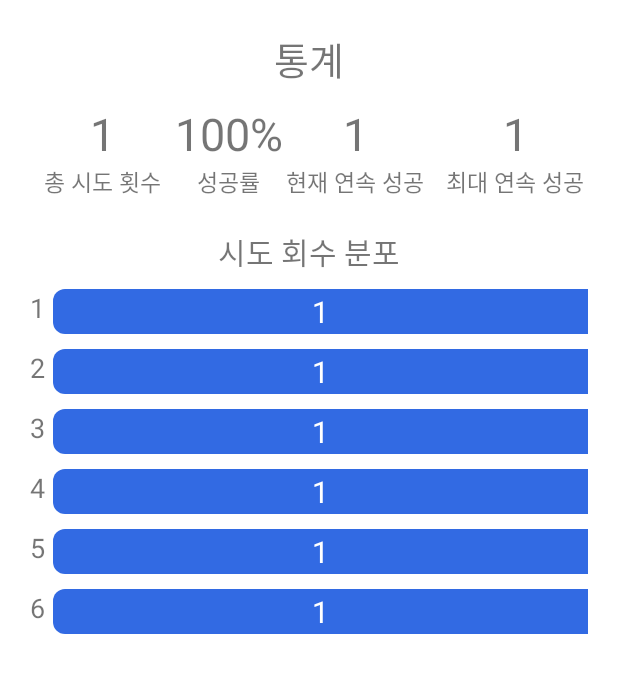
After one commit to nagosoo/WORDLE, an Android app: the layout dialog_statistics.xml on its own in the app's theme, with its tools: preview values and no code run, on a phone screen of 412 x 824 dp. The commit adds this screen. Shown: the top 673 px of the screen. Run offline under Robolectric (Android 15) with nearby library versions, the phone set to English and light mode, and no system bars.

Commit message:
통계 다이어로그 70% 완

```diff
--- a/app/build.gradle
+++ b/app/build.gradle
@@ -44,4 +44,7 @@ dependencies {
     testImplementation 'junit:junit:4.13.2'
     androidTestImplementation 'androidx.test.ext:junit:1.1.3'
     androidTestImplementation 'androidx.test.espresso:espresso-core:3.4.0'
+
+    //splitties
+    implementation("com.louiscad.splitties:splitties-dimensions:3.0.0")
 }
--- /dev/null
+++ b/app/src/main/java/com/example/wordle/DialogStatistics.kt
@@ -0,0 +1,80 @@
+package com.example.wordle
+
+import android.content.Context
+import android.content.SharedPreferences
+import android.view.LayoutInflater
+import androidx.appcompat.app.AlertDialog
+import com.example.wordle.databinding.DialogStatisticsBinding
+import splitties.dimensions.dip
+
+class DialogStatistics(context: Context, val sp: SharedPreferences) : AlertDialog(context) {
+    private val inflater = LayoutInflater.from(context)
+    private val binding = DialogStatisticsBinding.inflate(inflater)
+    var matchParentWidth = 0
+
+    init {
+        setView(binding.root)
+
+        binding.viewOne.post {
+            matchParentWidth = binding.viewOne.width //height is ready
+            setData()
+        }
+    }
+
+    private fun setData() {
+        val totalTry = sp.getInt("totalTry", 0)
+
+        binding.tvTotalTry.text = totalTry.toString()
+        binding.tvPercentage.text = "${(getSuccessNumSum() / totalTry * 100)}%"
+
+        binding.tvOne.text = getSuccessNumAt(1).toString()
+        binding.tvTwo.text = getSuccessNumAt(2).toString()
+        binding.tvThree.text = getSuccessNumAt(3).toString()
+        binding.tvFour.text = getSuccessNumAt(4).toString()
+        binding.tvFive.text = getSuccessNumAt(5).toString()
+        binding.tvSix.text = getSuccessNumAt(6).toString()
+
+        val maxMap = getMaxSuccess()
+        val maxValue = maxMap.values.map { it }[0]
+        binding.viewOne.layoutParams.width =
+            context.dip(matchParentWidth * getSuccessNumAt(1) / maxValue)
+        binding.viewTwo.layoutParams.width =
+            context.dip(matchParentWidth * getSuccessNumAt(2) / maxValue)
+        binding.viewThree.layoutParams.width =
+            context.dip(matchParentWidth * getSuccessNumAt(3) / maxValue)
+        binding.viewFour.layoutParams.width =
+            context.dip(matchParentWidth * getSuccessNumAt(4) / maxValue)
+        binding.viewFive.layoutParams.width =
+            context.dip(matchParentWidth * getSuccessNumAt(5) / maxValue)
+        binding.viewSix.layoutParams.width =
+            context.dip(matchParentWidth * getSuccessNumAt(6) / maxValue)
+    }
+
+    private fun getSuccessNumSum(): Int {
+        var totalSuccessNum = 0
+        for (i in 1..6) {
+            totalSuccessNum += sp.getInt("successAt$i", 0)
+        }
+        return totalSuccessNum
+    }
+
+    private fun getSuccessNumAt(trial: Int): Int {
+        return sp.getInt("successAt$trial", 0)
+    }
+
+    private fun getMaxSuccess(): Map<Int, Int> {
+        val list = mutableListOf<Int>()
+        for (i in 1..6) {
+            list.add(sp.getInt("successAt$i", 0))
+        }
+        val max = list.maxOf { it }
+        return mapOf(list.indexOf(max) + 1 to max)
+    }
+
+    class Builder(private val context: Context, private val sp: SharedPreferences) {
+        fun build(): DialogStatistics {
+            return DialogStatistics(context, sp)
+        }
+    }
+
+}
--- a/app/src/main/java/com/example/wordle/MainActivity.kt
+++ b/app/src/main/java/com/example/wordle/MainActivity.kt
@@ -1,5 +1,6 @@
 package com.example.wordle
 
+import android.content.Context
 import android.os.Build
 import android.os.Bundle
 import android.view.View
@@ -15,6 +16,7 @@ import com.example.wordle.databinding.ActivityMainBinding
 
 class MainActivity : AppCompatActivity(), View.OnClickListener {
     private var order = 0
+    private val sp by lazy { this?.getPreferences(Context.MODE_PRIVATE) }
     private lateinit var binding: ActivityMainBinding
     private var isLastLetter = false
     private val orange by lazy { ContextCompat.getColor(this, R.color.semi_correct_orange) }
@@ -33,9 +35,9 @@ class MainActivity : AppCompatActivity(), View.OnClickListener {
 
     private fun hideBottomNav() {
         if (Build.VERSION.SDK_INT < 30) {
-            val UI_OPTIONS =
+            val uiOptions =
                 View.SYSTEM_UI_FLAG_HIDE_NAVIGATION or View.SYSTEM_UI_FLAG_FULLSCREEN or View.SYSTEM_UI_FLAG_LAYOUT_STABLE or View.SYSTEM_UI_FLAG_IMMERSIVE_STICKY or View.SYSTEM_UI_FLAG_LAYOUT_HIDE_NAVIGATION
-            window.decorView.systemUiVisibility = UI_OPTIONS
+            window.decorView.systemUiVisibility = uiOptions
         } else {
             window.decorView.windowInsetsController!!.hide(WindowInsets.Type.statusBars())
         }
@@ -52,7 +54,6 @@ class MainActivity : AppCompatActivity(), View.OnClickListener {
 
         binding.keyboard.delete.setOnClickListener {
             if (isLastLetter || order % 5 != 0) {
-//                if (order % 5 == 0) isLastLetter = false
                 if (isLastLetter) isLastLetter = false
                 order -= 1
                 (binding.gridLayout.gridLayout[order] as TextView).text = ""
@@ -86,6 +87,9 @@ class MainActivity : AppCompatActivity(), View.OnClickListener {
                 binding.gridLayout.gridLayout[order - i].setBackgroundColor(green)
             }
             Toast.makeText(this, "다맞음", Toast.LENGTH_SHORT).show()
+
+            setPreference(order / 5)
+            showStatisticsDialog()
             return
         }
         checkSemiCorrect(answerArray)
@@ -124,4 +128,34 @@ class MainActivity : AppCompatActivity(), View.OnClickListener {
         keyboard.setBackgroundColor(color)
     }
 
+    private fun showStatisticsDialog() {
+       DialogStatistics.Builder(this, sp).build().show()
+    }
+
+    private fun setPreference(successAtRow: Int) {
+        val totalTry = sp.getInt("totalTry", 0)
+        val key = "successAt$successAtRow"
+        val successAtRowNum = sp.getInt(key, 0)
+        val totalSuccessNum = getTotalSuccessNum() + 1
+        with(sp.edit()) {
+            //총시도
+            this.putInt("totalTry", totalTry + 1)
+            //성공률 - 그냥 내림시킴
+            this.putInt("successPercentage", totalSuccessNum / (totalTry + 1) * 100)
+            //연속
+            //연속
+            //몇번째에?
+            this.putInt("successAt$successAtRow", successAtRowNum + 1)
+            apply()
+        }
+    }
+
+    private fun getTotalSuccessNum(): Int {
+        var totalSuccessNum = 0
+        for (i in 1..6) {
+            totalSuccessNum += sp.getInt("successAt$i", 0)
+        }
+        return totalSuccessNum
+    }
+
 }
--- /dev/null
+++ b/app/src/main/res/drawable/bg_statistics.xml
@@ -0,0 +1,10 @@
+<?xml version="1.0" encoding="utf-8"?>
+<shape xmlns:android="http://schemas.android.com/apk/res/android"
+    android:shape="rectangle">
+
+    <solid android:color="@color/blue" />
+    <corners
+        android:bottomLeftRadius="8dp"
+        android:topLeftRadius="8dp" />
+
+</shape>
--- a/app/src/main/res/layout/activity_main.xml
+++ b/app/src/main/res/layout/activity_main.xml
@@ -10,13 +10,14 @@
     android:clipChildren="false"
     android:paddingStart="10dp"
     android:paddingEnd="10dp"
-    android:paddingBottom="10dp">
+    android:paddingBottom="20dp">
 
     <include
         android:id="@+id/gridLayout"
         layout="@layout/grid_layout" />
 
     <Space
+        android:id="@+id/test"
         android:layout_weight="1"
         android:layout_height="0dp"
         android:layout_width="match_parent"/>
--- /dev/null
+++ b/app/src/main/res/layout/dialog_statistics.xml
@@ -0,0 +1,348 @@
+<?xml version="1.0" encoding="utf-8"?>
+<androidx.appcompat.widget.LinearLayoutCompat xmlns:android="http://schemas.android.com/apk/res/android"
+    xmlns:tools="http://schemas.android.com/tools"
+    android:layout_width="match_parent"
+    android:layout_height="wrap_content"
+    android:clipChildren="false"
+    android:clipToPadding="false"
+    android:orientation="vertical"
+    android:padding="20dp">
+
+    <androidx.appcompat.widget.AppCompatTextView
+        android:layout_width="wrap_content"
+        android:layout_height="wrap_content"
+        android:layout_gravity="center"
+        android:layout_marginBottom="10dp"
+        android:text="통계"
+        android:textSize="25sp" />
+
+
+    <androidx.appcompat.widget.LinearLayoutCompat
+        android:layout_width="match_parent"
+        android:layout_height="wrap_content"
+        android:layout_gravity="center"
+        android:orientation="horizontal">
+
+        <androidx.appcompat.widget.LinearLayoutCompat
+            android:layout_width="0dp"
+            android:layout_height="wrap_content"
+            android:layout_weight="1"
+            android:orientation="vertical">
+
+            <androidx.appcompat.widget.AppCompatTextView
+                android:id="@+id/tvTotalTry"
+                android:layout_width="wrap_content"
+                android:layout_height="wrap_content"
+                android:layout_gravity="center"
+                android:textSize="30sp"
+                tools:text="1" />
+
+            <androidx.appcompat.widget.AppCompatTextView
+                android:layout_width="wrap_content"
+                android:layout_height="wrap_content"
+                android:layout_gravity="center"
+                android:gravity="center"
+                android:text="총 시도 횟수"
+                android:textSize="15sp" />
+
+        </androidx.appcompat.widget.LinearLayoutCompat>
+
+
+        <androidx.appcompat.widget.LinearLayoutCompat
+            android:layout_width="wrap_content"
+            android:layout_height="wrap_content"
+            android:orientation="vertical">
+
+            <androidx.appcompat.widget.AppCompatTextView
+                android:id="@+id/tvPercentage"
+                android:layout_width="wrap_content"
+                android:layout_height="wrap_content"
+                android:layout_gravity="center"
+                android:textSize="30sp"
+                tools:text="100%" />
+
+            <androidx.appcompat.widget.AppCompatTextView
+                android:layout_width="wrap_content"
+                android:layout_height="wrap_content"
+                android:layout_gravity="center"
+                android:text="성공률"
+                android:textSize="15sp" />
+
+        </androidx.appcompat.widget.LinearLayoutCompat>
+
+
+        <androidx.appcompat.widget.LinearLayoutCompat
+            android:layout_width="0dp"
+            android:layout_height="wrap_content"
+            android:layout_marginEnd="10dp"
+            android:layout_weight="1"
+            android:orientation="vertical">
+
+            <androidx.appcompat.widget.AppCompatTextView
+                android:layout_width="wrap_content"
+                android:layout_height="wrap_content"
+                android:layout_gravity="center"
+                android:textSize="30sp"
+                tools:text="1" />
+
+            <androidx.appcompat.widget.AppCompatTextView
+                android:layout_width="wrap_content"
+                android:layout_height="wrap_content"
+                android:layout_gravity="center"
+                android:gravity="center"
+                android:text="현재 연속 성공"
+                android:textSize="15sp" />
+
+        </androidx.appcompat.widget.LinearLayoutCompat>
+
+
+        <androidx.appcompat.widget.LinearLayoutCompat
+            android:layout_width="0dp"
+            android:layout_height="wrap_content"
+            android:layout_weight="1"
+            android:orientation="vertical">
+
+            <androidx.appcompat.widget.AppCompatTextView
+                android:layout_width="wrap_content"
+                android:layout_height="wrap_content"
+                android:layout_gravity="center"
+                android:textSize="30sp"
+                tools:text="1" />
+
+            <androidx.appcompat.widget.AppCompatTextView
+                android:layout_width="wrap_content"
+                android:layout_height="wrap_content"
+                android:layout_gravity="center"
+                android:gravity="center"
+                android:text="최대 연속 성공"
+                android:textSize="15sp" />
+
+        </androidx.appcompat.widget.LinearLayoutCompat>
+
+    </androidx.appcompat.widget.LinearLayoutCompat>
+
+    <androidx.appcompat.widget.AppCompatTextView
+        android:layout_width="wrap_content"
+        android:layout_height="wrap_content"
+        android:layout_gravity="center"
+        android:layout_marginTop="20dp"
+        android:layout_marginBottom="10dp"
+        android:text="시도 회수 분포"
+        android:textSize="20sp" />
+
+    <androidx.appcompat.widget.LinearLayoutCompat
+        android:layout_width="match_parent"
+        android:layout_height="wrap_content"
+        android:layout_marginBottom="10dp"
+        android:orientation="horizontal">
+
+        <androidx.appcompat.widget.AppCompatTextView
+            android:layout_width="wrap_content"
+            android:layout_height="wrap_content"
+            android:layout_marginEnd="5dp"
+            android:text="1"
+            android:textSize="18sp" />
+
+        <FrameLayout
+            android:layout_width="wrap_content"
+            android:layout_height="wrap_content">
+
+            <View
+                android:id="@+id/viewOne"
+                android:layout_width="match_parent"
+                android:layout_height="30dp"
+                android:background="@drawable/bg_statistics" />
+
+            <androidx.appcompat.widget.AppCompatTextView
+                android:id="@+id/tvOne"
+                android:layout_width="wrap_content"
+                android:layout_height="wrap_content"
+                android:layout_gravity="center"
+                android:textColor="@color/white"
+                android:textSize="20sp"
+                tools:text="1" />
+
+        </FrameLayout>
+
+    </androidx.appcompat.widget.LinearLayoutCompat>
+
+    <androidx.appcompat.widget.LinearLayoutCompat
+        android:layout_width="match_parent"
+        android:layout_height="wrap_content"
+        android:layout_marginBottom="10dp"
+        android:orientation="horizontal">
+
+        <androidx.appcompat.widget.AppCompatTextView
+            android:layout_width="wrap_content"
+            android:layout_height="wrap_content"
+            android:layout_marginEnd="5dp"
+            android:text="2"
+            android:textSize="18sp" />
+
+        <FrameLayout
+            android:layout_width="wrap_content"
+            android:layout_height="wrap_content">
+
+            <View
+                android:id="@+id/viewTwo"
+                android:layout_width="match_parent"
+                android:layout_height="30dp"
+                android:background="@drawable/bg_statistics" />
+
+            <androidx.appcompat.widget.AppCompatTextView
+                android:id="@+id/tvTwo"
+                android:layout_width="wrap_content"
+                android:layout_height="wrap_content"
+                android:layout_gravity="center"
+                android:textColor="@color/white"
+                android:textSize="20sp"
+                tools:text="1" />
+
+        </FrameLayout>
+
+    </androidx.appcompat.widget.LinearLayoutCompat>
+
+    <androidx.appcompat.widget.LinearLayoutCompat
+        android:layout_width="match_parent"
+        android:layout_height="wrap_content"
+        android:layout_marginBottom="10dp"
+        android:orientation="horizontal">
+
+        <androidx.appcompat.widget.AppCompatTextView
+            android:layout_width="wrap_content"
+            android:layout_height="wrap_content"
+            android:layout_marginEnd="5dp"
+            android:text="3"
+            android:textSize="18sp" />
+
+        <FrameLayout
+            android:layout_width="wrap_content"
+            android:layout_height="wrap_content">
+
+            <View
+                android:id="@+id/viewThree"
+                android:layout_width="match_parent"
+                android:layout_height="30dp"
+                android:background="@drawable/bg_statistics" />
+
+            <androidx.appcompat.widget.AppCompatTextView
+                android:id="@+id/tvThree"
+                android:layout_width="wrap_content"
+                android:layout_height="wrap_content"
+                android:layout_gravity="center"
+                android:textColor="@color/white"
+                android:textSize="20sp"
+                tools:text="1" />
+
+        </FrameLayout>
+    </androidx.appcompat.widget.LinearLayoutCompat>
+
+    <androidx.appcompat.widget.LinearLayoutCompat
+        android:layout_width="match_parent"
+        android:layout_height="wrap_content"
+        android:layout_marginBottom="10dp"
+        android:orientation="horizontal">
+
+        <androidx.appcompat.widget.AppCompatTextView
+            android:layout_width="wrap_content"
+            android:layout_height="wrap_content"
+            android:layout_marginEnd="5dp"
+            android:text="4"
+            android:textSize="18sp" />
+
+        <FrameLayout
+            android:layout_width="wrap_content"
+            android:layout_height="wrap_content">
+
+            <View
+                android:id="@+id/viewFour"
+                android:layout_width="match_parent"
+                android:layout_height="30dp"
+                android:background="@drawable/bg_statistics" />
+
+            <androidx.appcompat.widget.AppCompatTextView
+                android:id="@+id/tvFour"
+                android:layout_width="wrap_content"
+                android:layout_height="wrap_content"
+                android:layout_gravity="center"
+                android:textColor="@color/white"
+                android:textSize="20sp"
+                tools:text="1" />
+
+        </FrameLayout>
+
+    </androidx.appcompat.widget.LinearLayoutCompat>
+
+    <androidx.appcompat.widget.LinearLayoutCompat
+        android:layout_width="match_parent"
+        android:layout_height="wrap_content"
+        android:layout_marginBottom="10dp"
+        android:orientation="horizontal">
+
+        <androidx.appcompat.widget.AppCompatTextView
+            android:layout_width="wrap_content"
+            android:layout_height="wrap_content"
+            android:layout_marginEnd="5dp"
+            android:text="5"
+            android:textSize="18sp" />
+
+        <FrameLayout
+            android:layout_width="wrap_content"
+            android:layout_height="wrap_content">
+
+            <View
+                android:id="@+id/viewFive"
+                android:layout_width="match_parent"
+                android:layout_height="30dp"
+                android:background="@drawable/bg_statistics" />
+
+            <androidx.appcompat.widget.AppCompatTextView
+                android:id="@+id/tvFive"
+                android:layout_width="wrap_content"
+                android:layout_height="wrap_content"
+                android:layout_gravity="center"
+                android:textColor="@color/white"
+                android:textSize="20sp"
+                tools:text="1" />
+
+        </FrameLayout>
+
+    </androidx.appcompat.widget.LinearLayoutCompat>
+
+    <androidx.appcompat.widget.LinearLayoutCompat
+        android:layout_width="match_parent"
+        android:layout_height="wrap_content"
+        android:orientation="horizontal">
+
+        <androidx.appcompat.widget.AppCompatTextView
+            android:layout_width="wrap_content"
+            android:layout_height="wrap_content"
+            android:layout_marginEnd="5dp"
+            android:text="6"
+            android:textSize="18sp" />
+
+        <FrameLayout
+            android:layout_width="wrap_content"
+            android:layout_height="wrap_content">
+
+            <View
+                android:id="@+id/viewSix"
+                android:layout_width="match_parent"
+                android:layout_height="30dp"
+                android:background="@drawable/bg_statistics" />
+
+            <androidx.appcompat.widget.AppCompatTextView
+                android:id="@+id/tvSix"
+                android:layout_width="wrap_content"
+                android:layout_height="wrap_content"
+                android:layout_gravity="center"
+                android:textColor="@color/white"
+                android:textSize="20sp"
+                tools:text="1" />
+
+        </FrameLayout>
+
+    </androidx.appcompat.widget.LinearLayoutCompat>
+
+
+</androidx.appcompat.widget.LinearLayoutCompat>
--- a/app/src/main/res/values/colors.xml
+++ b/app/src/main/res/values/colors.xml
@@ -13,5 +13,6 @@
     <color name="correct_green">#5ec169</color>
     <color name="semi_correct_orange">#e2b43f</color>
     <color name="incorrect_gray">#909bad</color>
+    <color name="blue">#326ae3</color>
 
 </resources>
```
Also changed, not shown: app/src/main/java/com/example/wordle/Ext.kt (added, +16 -0 lines).
